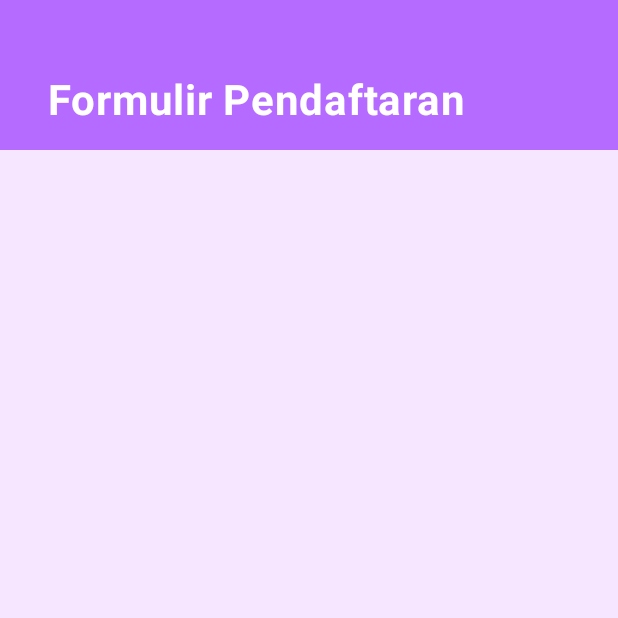
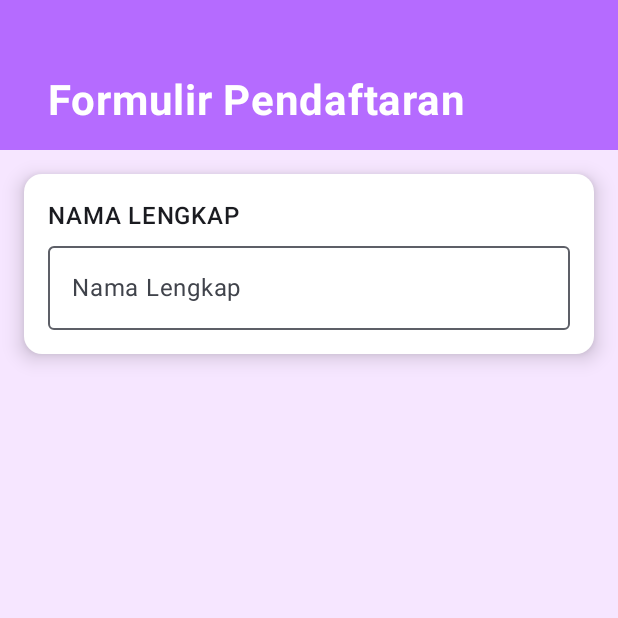
Before and after one commit to salmaarayyan/QuestNavigasTugas_082, an Android app built with Jetpack Compose: the composable FormulirPendaftaran shown on its own in the app's theme, on a phone screen of 412 x 824 dp, the top half of it. Run offline under Robolectric (Android 15) with nearby library versions, the phone set to English and light mode, and no system bars.

Commit message:
Menambahkan input Nama Lengkap dengan OutlinedTextField read-only

```diff
--- a/app/src/main/java/com/example/questnavigastugas_082/view/FormPendaftaran.kt
+++ b/app/src/main/java/com/example/questnavigastugas_082/view/FormPendaftaran.kt
@@ -13,6 +13,7 @@ import androidx.compose.foundation.verticalScroll
 import androidx.compose.material3.Card
 import androidx.compose.material3.CardDefaults
 import androidx.compose.material3.MaterialTheme
+import androidx.compose.material3.OutlinedTextField
 import androidx.compose.material3.Text
 import androidx.compose.runtime.Composable
 import androidx.compose.ui.Alignment
@@ -61,7 +62,17 @@ fun FormulirPendaftaran(
             elevation = CardDefaults.cardElevation(defaultElevation = 8.dp),
             colors = CardDefaults.cardColors(containerColor = Color.White)
         ) {
-
+            Column(modifier = Modifier.padding(16.dp)) {
+                // Input Nama Lengkap (sudah benar)
+                Text("NAMA LENGKAP", fontWeight = FontWeight.SemiBold)
+                OutlinedTextField(
+                    value = "",
+                    onValueChange = {},
+                    readOnly = true,
+                    label = { Text("Nama Lengkap") },
+                    modifier = Modifier.fillMaxWidth()
+                )
+            }
         }
 
     }
```
